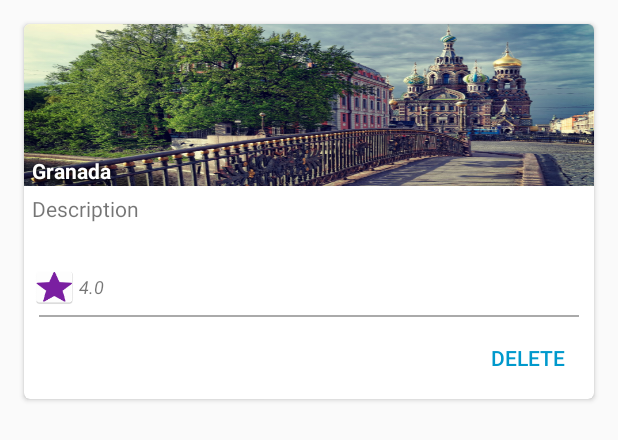
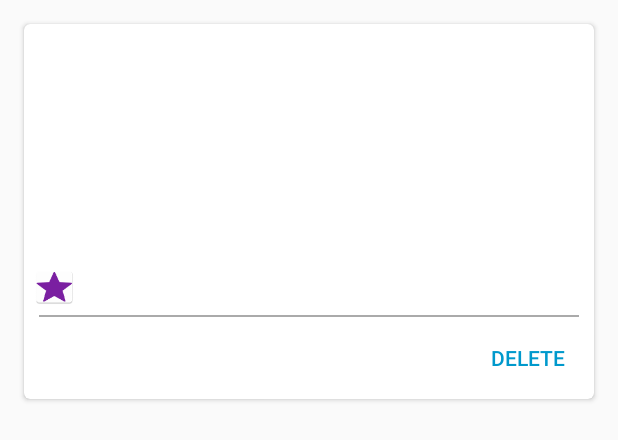
Before and after one commit to juliolopeztorres/android_course_session_04_lab, an Android app: the layout card_view_item.xml on its own in the app's theme, with its tools: preview values and no code run, on a phone screen of 412 x 824 dp. Shown: the top 440 px of the screen. Run offline under Robolectric (Android 15) with nearby library versions, the phone set to English and light mode, and no system bars.

Commit message:
fix: Update cardView item by removing tests resources

```diff
--- a/app/src/main/res/layout/card_view_item.xml
+++ b/app/src/main/res/layout/card_view_item.xml
@@ -27,22 +27,23 @@
             android:id="@+id/cityBackground"
             android:layout_width="match_parent"
             android:layout_height="match_parent"
-            android:background="@drawable/city" />
+            android:contentDescription="@string/city_background_description"
+            />
 
         <TextView
             android:id="@+id/cityName"
             android:layout_width="wrap_content"
             android:layout_height="wrap_content"
             android:layout_marginTop="-20dp"
-            android:textColor="#FFF"
+            android:textColor="@android:color/white"
             android:textStyle="bold"
             android:paddingStart="@dimen/standardPadding"
             android:paddingLeft="@dimen/standardPadding"
-            android:shadowColor="#000"
-            android:shadowDx="1"
-            android:shadowDy="1"
-            android:shadowRadius="2"
-            android:text="Granada" />
+            android:shadowColor="@android:color/black"
+            android:shadowDx="5"
+            android:shadowDy="5"
+            android:shadowRadius="5"
+            />
 
         </LinearLayout>
 
@@ -58,9 +59,10 @@
                 android:layout_width="match_parent"
                 android:layout_height="match_parent"
                 android:paddingLeft="@dimen/standardPadding"
+                android:paddingStart="@dimen/standardPadding"
                 android:maxLines="3"
                 android:maxLength="100"
-                android:text="Description" />
+                />
 
         </LinearLayout>
 
@@ -69,14 +71,18 @@
             android:layout_weight="0.1"
             android:layout_height="0dp"
             android:paddingLeft="@dimen/standardPadding"
+            android:paddingStart="@dimen/standardPadding"
             android:orientation="horizontal">
 
             <ImageView
                 android:id="@+id/ic_star"
                 android:layout_width="@dimen/iconStarWidth"
                 android:layout_marginRight="-4dp"
+                android:layout_marginEnd="-4dp"
                 android:layout_height="match_parent"
-                android:background="@mipmap/ic_star" />
+                android:background="@mipmap/ic_star"
+                android:contentDescription="@string/star_icon_description"
+                />
 
             <TextView
                 android:id="@+id/cityStars"
@@ -84,9 +90,10 @@
                 android:layout_height="match_parent"
                 android:gravity="center"
                 android:paddingLeft="@dimen/standardPadding"
+                android:paddingStart="@dimen/standardPadding"
                 android:textStyle="italic"
                 android:textSize="@dimen/textViewDescriptionSize"
-                android:text="4.0" />
+                />
         </LinearLayout>
 
         <View
@@ -103,10 +110,10 @@
             android:layout_width="wrap_content"
             android:layout_weight="0.2"
             android:layout_height="0dp"
-            android:layout_gravity="right"
+            android:layout_gravity="end"
             android:background="@android:color/transparent"
             android:textColor="@android:color/holo_blue_dark"
-            android:text="DELETE" />
+            android:text="@string/btn_delete" />
 
     </LinearLayout>
 </android.support.v7.widget.CardView>
--- a/app/src/main/res/values/strings.xml
+++ b/app/src/main/res/values/strings.xml
@@ -1,3 +1,6 @@
 <resources>
     <string name="app_name">City World</string>
+    <string name="btn_delete">DELETE</string>
+    <string name="city_background_description">City\'s picture</string>
+    <string name="star_icon_description">Number of stars</string>
 </resources>
```
